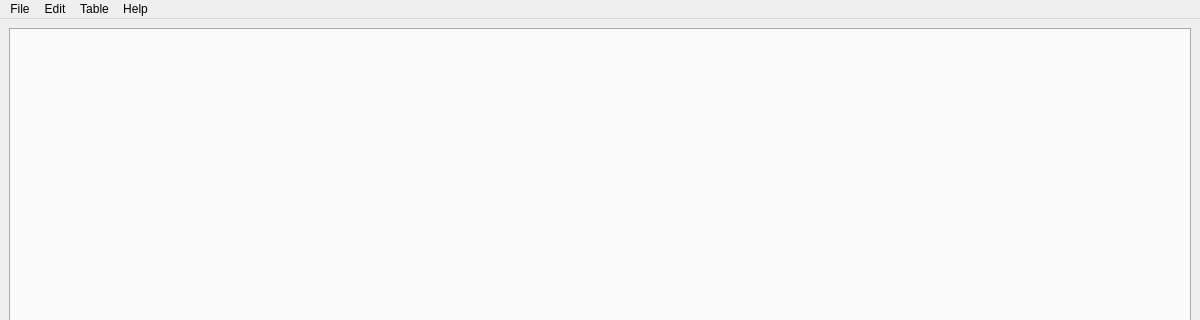
Before: the Qt Designer form src/tailor/resources/tailor.ui in davidfokkema/tailor, drawn with Qt 5; both pictures show x 0 to 1200 and y 0 to 320 of the 1200 by 700 pixel window.
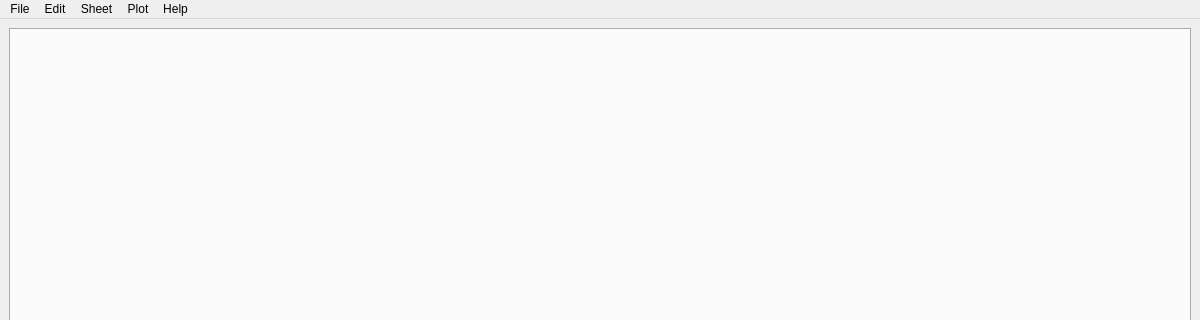
After: the same form once the commit is applied.

Commit message: Implemented duplicate sheet (with plots)

Diff of the .ui file:
```diff
--- a/src/tailor/resources/tailor.ui
+++ b/src/tailor/resources/tailor.ui
@@ -44,7 +44,7 @@
    </property>
    <widget class="QMenu" name="menuTable">
     <property name="title">
-     <string>Table</string>
+     <string>Sheet</string>
     </property>
     <addaction name="actionAdd_Data_Sheet"/>
     <addaction name="actionDuplicate_Data_Sheet"/>
@@ -99,9 +99,17 @@
     <addaction name="actionCopy"/>
     <addaction name="actionPaste"/>
    </widget>
+   <widget class="QMenu" name="menuPlot">
+    <property name="title">
+     <string>Plot</string>
+    </property>
+    <addaction name="actionDuplicate_Plot"/>
+    <addaction name="actionChange_Plot_Source"/>
+   </widget>
    <addaction name="menuFile"/>
    <addaction name="menuEdit"/>
    <addaction name="menuTable"/>
+   <addaction name="menuPlot"/>
    <addaction name="menuHelp"/>
   </widget>
   <widget class="QStatusBar" name="statusbar"/>
```
Left out of the diff: 16 changed lines with no effect on the pictures. The commit also changes 3 other files.
